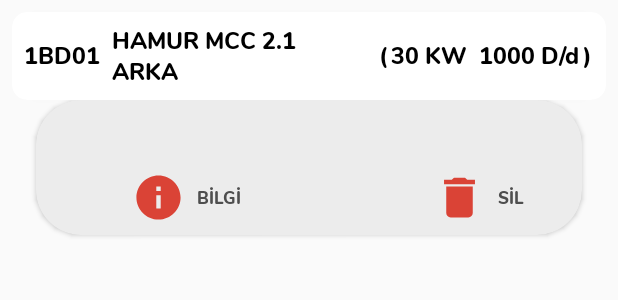
After one commit to anilk91/Pm3Elektrik, an Android app: the layout motor_rv_adapters.xml on its own in the app's theme, with its tools: preview values and no code run, on a phone screen of 412 x 824 dp. The commit adds this screen. Shown: the top 300 px of the screen. Run offline under Robolectric (Android 15) with nearby library versions, the phone set to English and light mode, and no system bars.

Commit message:
initial commit

```diff
--- a/app/src/main/java/com/example/pm3elektrik/MotorListeSayfasi/RVAdapter/MotorRVAdapter.kt
+++ b/app/src/main/java/com/example/pm3elektrik/MotorListeSayfasi/RVAdapter/MotorRVAdapter.kt
@@ -20,7 +20,7 @@ class MotorRVAdapter(var motorListe: ArrayList<MotorModel>, var mContext: Contex
 
     override fun onCreateViewHolder(parent: ViewGroup, viewType: Int): MyData {
 
-        val view = LayoutInflater.from(parent.context).inflate(R.layout.motor_rv_adapter,parent,false)
+        val view = LayoutInflater.from(parent.context).inflate(R.layout.motor_rv_adapters,parent,false)
         return MyData(view)
     }
 
--- /dev/null
+++ b/app/src/main/res/drawable/delete_button.xml
@@ -0,0 +1,5 @@
+<vector android:height="24dp" android:tint="#DA4336"
+    android:viewportHeight="24.0" android:viewportWidth="24.0"
+    android:width="24dp" xmlns:android="http://schemas.android.com/apk/res/android">
+    <path android:fillColor="#FF000000" android:pathData="M6,19c0,1.1 0.9,2 2,2h8c1.1,0 2,-0.9 2,-2V7H6v12zM19,4h-3.5l-1,-1h-5l-1,1H5v2h14V4z"/>
+</vector>
--- /dev/null
+++ b/app/src/main/res/drawable/motor_bilgi_button.xml
@@ -0,0 +1,6 @@
+<vector android:height="24dp" android:tint="#DA4336"
+    android:viewportHeight="24.0" android:viewportWidth="24.0"
+    android:width="24dp" xmlns:android="http://schemas.android.com/apk/res/android">
+    <path android:fillColor="#FF000000"
+            android:pathData="M12,2C6.48,2 2,6.48 2,12s4.48,10 10,10 10,-4.48 10,-10S17.52,2 12,2zM13,17h-2v-6h2v6zM13,9h-2L11,7h2v2z"/>
+</vector>
--- /dev/null
+++ b/app/src/main/res/layout/motor_rv_adapters.xml
@@ -0,0 +1,204 @@
+<?xml version="1.0" encoding="utf-8"?>
+<androidx.constraintlayout.widget.ConstraintLayout xmlns:android="http://schemas.android.com/apk/res/android"
+        xmlns:app="http://schemas.android.com/apk/res-auto"
+        xmlns:tools="http://schemas.android.com/tools"
+        android:layout_width="match_parent"
+        android:layout_height="wrap_content">
+
+    <androidx.cardview.widget.CardView
+            android:id="@+id/cardViewBilgiveSilLayout"
+            android:layout_width="0dp"
+            android:layout_height="90dp"
+            android:layout_marginStart="16dp"
+            android:layout_marginEnd="16dp"
+            android:layout_marginBottom="8dp"
+            app:cardBackgroundColor="#ECECEC"
+            app:cardCornerRadius="30dp"
+            app:layout_constraintBottom_toBottomOf="parent"
+            app:layout_constraintEnd_toEndOf="@+id/cardViewLayout"
+            app:layout_constraintStart_toStartOf="@+id/cardViewLayout"
+            app:layout_constraintTop_toBottomOf="@+id/cardViewLayout">
+
+        <androidx.constraintlayout.widget.ConstraintLayout
+                android:layout_width="match_parent"
+                android:layout_height="match_parent">
+
+            <ImageView
+                    android:id="@+id/imgDeleteButton"
+                    android:layout_width="35dp"
+                    android:layout_height="35dp"
+                    android:layout_marginTop="40dp"
+                    android:layout_marginEnd="64dp"
+                    app:layout_constraintBottom_toBottomOf="parent"
+                    app:layout_constraintEnd_toEndOf="parent"
+                    app:layout_constraintTop_toTopOf="parent"
+                    app:srcCompat="@drawable/delete_button"
+                    tools:ignore="VectorDrawableCompat" />
+
+            <ImageView
+                    android:id="@+id/imgBilgiButton"
+                    android:layout_width="35dp"
+                    android:layout_height="35dp"
+                    android:layout_marginStart="64dp"
+                    android:layout_marginTop="40dp"
+                    app:layout_constraintBottom_toBottomOf="parent"
+                    app:layout_constraintStart_toStartOf="parent"
+                    app:layout_constraintTop_toTopOf="parent"
+                    app:srcCompat="@drawable/motor_bilgi_button"
+                    tools:ignore="VectorDrawableCompat" />
+
+            <TextView
+                    android:id="@+id/textView87"
+                    android:layout_width="wrap_content"
+                    android:layout_height="wrap_content"
+                    android:layout_marginStart="8dp"
+                    android:fontFamily="@font/nunito_extrabold"
+                    android:text="BİLGİ"
+                    android:textColor="#4E4E4E"
+                    android:textSize="11sp"
+                    app:layout_constraintBottom_toBottomOf="@+id/imgBilgiButton"
+                    app:layout_constraintStart_toEndOf="@+id/imgBilgiButton"
+                    app:layout_constraintTop_toTopOf="@+id/imgBilgiButton" />
+
+            <TextView
+                    android:id="@+id/textView88"
+                    android:layout_width="wrap_content"
+                    android:layout_height="wrap_content"
+                    android:layout_marginStart="8dp"
+                    android:fontFamily="@font/nunito_extrabold"
+                    android:text="SİL"
+                    android:textColor="#4E4E4E"
+                    android:textSize="11sp"
+                    app:layout_constraintBottom_toBottomOf="@+id/imgDeleteButton"
+                    app:layout_constraintStart_toEndOf="@+id/imgDeleteButton"
+                    app:layout_constraintTop_toTopOf="@+id/imgDeleteButton" />
+        </androidx.constraintlayout.widget.ConstraintLayout>
+    </androidx.cardview.widget.CardView>
+
+    <androidx.cardview.widget.CardView
+            android:id="@+id/cardViewLayout"
+            android:layout_width="0dp"
+            android:layout_height="wrap_content"
+            android:layout_marginStart="8dp"
+            android:layout_marginTop="8dp"
+            android:layout_marginEnd="8dp"
+            app:cardCornerRadius="10dp"
+            app:layout_constraintEnd_toEndOf="parent"
+            app:layout_constraintStart_toStartOf="parent"
+            app:layout_constraintTop_toTopOf="parent">
+
+        <androidx.constraintlayout.widget.ConstraintLayout
+                android:layout_width="match_parent"
+                android:layout_height="match_parent">
+
+            <TextView
+                    android:id="@+id/tvMotorEtiketTag"
+                    android:layout_width="wrap_content"
+                    android:layout_height="wrap_content"
+                    android:layout_marginStart="8dp"
+                    android:fontFamily="@font/nunito_extrabold"
+                    android:text="1BD01"
+                    android:textColor="@android:color/black"
+                    android:textSize="15sp"
+                    app:layout_constraintBottom_toBottomOf="@+id/tvMotorMCCYeri"
+                    app:layout_constraintStart_toStartOf="parent"
+                    app:layout_constraintTop_toTopOf="@+id/tvMotorMCCYeri" />
+
+            <TextView
+                    android:id="@+id/tvMotorMCCYeri"
+                    android:layout_width="170dp"
+                    android:layout_height="wrap_content"
+                    android:layout_marginStart="8dp"
+                    android:layout_marginTop="8dp"
+                    android:layout_marginBottom="8dp"
+                    android:fontFamily="@font/nunito_extrabold"
+                    android:minEms="10"
+                    android:text="HAMUR MCC 2.1 ARKA"
+                    android:textColor="@android:color/black"
+                    android:textSize="15sp"
+                    app:autoSizeMaxTextSize="12sp"
+                    app:autoSizeMinTextSize="10sp"
+                    app:layout_constraintBottom_toBottomOf="parent"
+                    app:layout_constraintStart_toEndOf="@+id/tvMotorEtiketTag"
+                    app:layout_constraintTop_toTopOf="parent" />
+
+            <TextView
+                    android:id="@+id/textView81"
+                    android:layout_width="wrap_content"
+                    android:layout_height="wrap_content"
+                    android:layout_marginStart="8dp"
+                    android:fontFamily="@font/nunito_extrabold"
+                    android:text="("
+                    android:textColor="@android:color/black"
+                    android:textSize="15sp"
+                    app:layout_constraintBottom_toBottomOf="@+id/tvMotorMCCYeri"
+                    app:layout_constraintStart_toEndOf="@+id/tvMotorMCCYeri"
+                    app:layout_constraintTop_toTopOf="@+id/tvMotorMCCYeri" />
+
+            <TextView
+                    android:id="@+id/tvMotorGuc"
+                    android:layout_width="wrap_content"
+                    android:layout_height="wrap_content"
+                    android:layout_marginStart="2dp"
+                    android:fontFamily="@font/nunito_extrabold"
+                    android:text="30"
+                    android:textColor="@android:color/black"
+                    android:textSize="15sp"
+                    app:layout_constraintBottom_toBottomOf="@+id/tvMotorMCCYeri"
+                    app:layout_constraintStart_toEndOf="@+id/textView81"
+                    app:layout_constraintTop_toTopOf="@+id/tvMotorMCCYeri" />
+
+            <TextView
+                    android:id="@+id/textView83"
+                    android:layout_width="wrap_content"
+                    android:layout_height="wrap_content"
+                    android:layout_marginStart="4dp"
+                    android:fontFamily="@font/nunito_extrabold"
+                    android:text="KW"
+                    android:textColor="@android:color/black"
+                    android:textSize="15sp"
+                    app:layout_constraintBottom_toBottomOf="@+id/tvMotorMCCYeri"
+                    app:layout_constraintStart_toEndOf="@+id/tvMotorGuc"
+                    app:layout_constraintTop_toTopOf="@+id/tvMotorMCCYeri" />
+
+            <TextView
+                    android:id="@+id/tvMotorDevir"
+                    android:layout_width="wrap_content"
+                    android:layout_height="wrap_content"
+                    android:layout_marginStart="8dp"
+                    android:fontFamily="@font/nunito_extrabold"
+                    android:text="1000"
+                    android:textColor="@android:color/black"
+                    android:textSize="15sp"
+                    app:layout_constraintBottom_toBottomOf="@+id/tvMotorMCCYeri"
+                    app:layout_constraintStart_toEndOf="@+id/textView83"
+                    app:layout_constraintTop_toTopOf="@+id/tvMotorMCCYeri" />
+
+            <TextView
+                    android:id="@+id/textView85"
+                    android:layout_width="wrap_content"
+                    android:layout_height="wrap_content"
+                    android:layout_marginStart="4dp"
+                    android:fontFamily="@font/nunito_extrabold"
+                    android:text="D/d"
+                    android:textColor="@android:color/black"
+                    android:textSize="15sp"
+                    app:layout_constraintBottom_toBottomOf="@+id/tvMotorMCCYeri"
+                    app:layout_constraintStart_toEndOf="@+id/tvMotorDevir"
+                    app:layout_constraintTop_toTopOf="@+id/tvMotorMCCYeri" />
+
+            <TextView
+                    android:id="@+id/textView86"
+                    android:layout_width="wrap_content"
+                    android:layout_height="wrap_content"
+                    android:layout_marginStart="2dp"
+                    android:fontFamily="@font/nunito_extrabold"
+                    android:text=")"
+                    android:textColor="@android:color/black"
+                    android:textSize="15sp"
+                    app:layout_constraintBottom_toBottomOf="@+id/tvMotorMCCYeri"
+                    app:layout_constraintStart_toEndOf="@+id/textView85"
+                    app:layout_constraintTop_toTopOf="@+id/tvMotorMCCYeri" />
+        </androidx.constraintlayout.widget.ConstraintLayout>
+    </androidx.cardview.widget.CardView>
+</androidx.constraintlayout.widget.ConstraintLayout>
```
